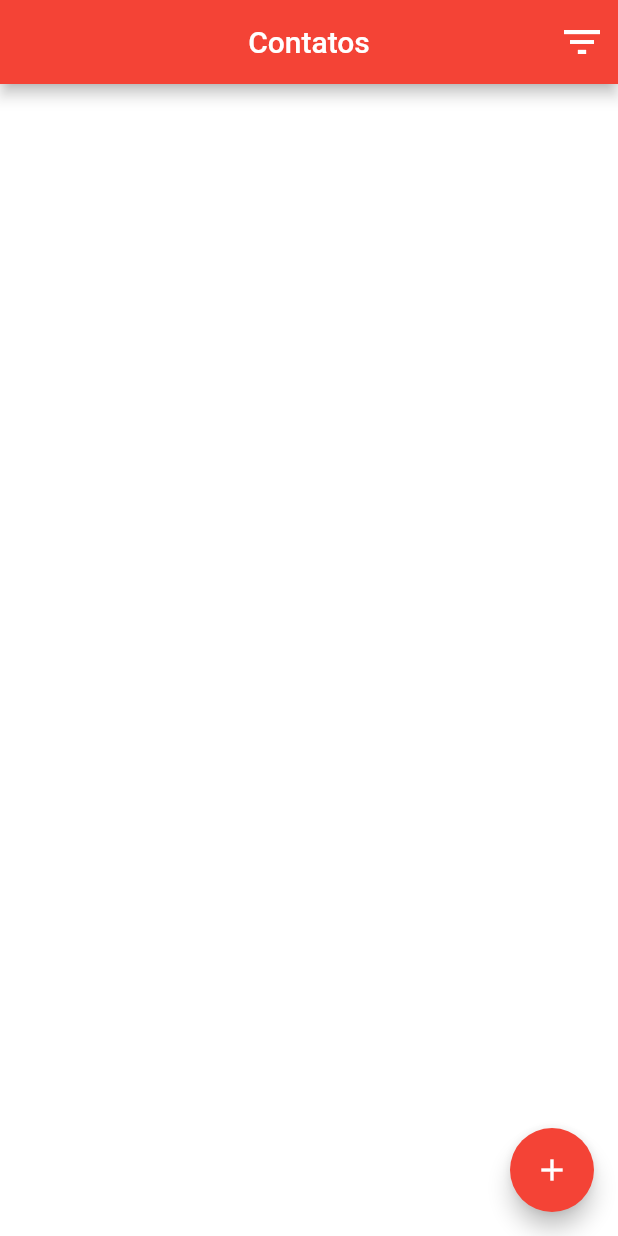
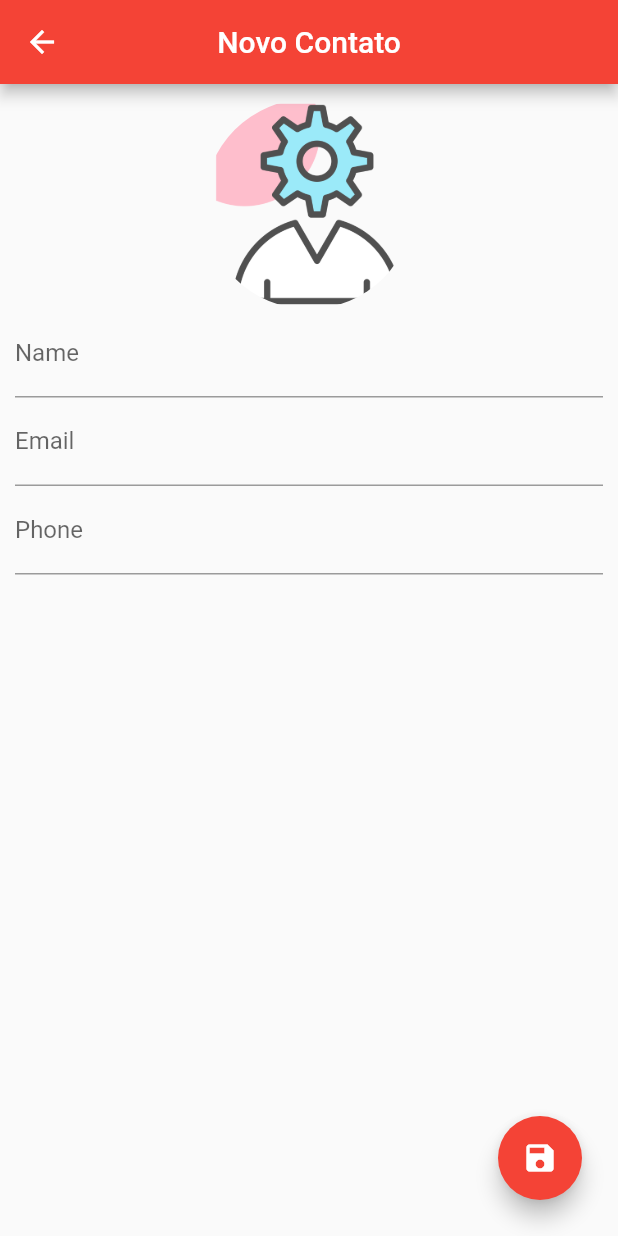
Before and after one commit to MuriloAlexSilva/lista_contatos, a Flutter app: the screen it shows after launch, after a tap on the "add" icon, on a phone screen of 412 x 824 dp. Run offline on Flutter 3.47's test engine with Material 2 defaults, Android fonts, the phone set to English and light mode, and no system bars; our stand-ins replace flutter_modular, sqflite; accounts and stored records are empty.

Commit message:
atualizando o app

```diff
--- a/lista_contatos/lib/app/app_module.dart
+++ b/lista_contatos/lib/app/app_module.dart
@@ -1,5 +1,5 @@
 import 'package:flutter_modular/flutter_modular.dart';
-
+import 'package:lista_contatos/app/modules/contact/contact_module.dart';
 import 'modules/home/home_module.dart';
 
 class AppModule extends Module {
@@ -9,6 +9,6 @@ class AppModule extends Module {
   @override
   final List<ModularRoute> routes = [
     ModuleRoute(Modular.initialRoute, module: HomeModule()),
+    ModuleRoute(Modular.initialRoute, module: ContactModule()),
   ];
-
 }
--- /dev/null
+++ b/lista_contatos/lib/app/modules/contact/contact_module.dart
@@ -0,0 +1,15 @@
+import 'package:flutter_modular/flutter_modular.dart';
+import 'contact_page.dart';
+
+class ContactModule extends Module {
+  @override
+  final List<Bind> binds = [];
+
+  @override
+  final List<ModularRoute> routes = [
+    ChildRoute('/contactPage',
+        child: (context, args) => ContactPage(
+              contact: args.data,
+            )),
+  ];
+}
--- /dev/null
+++ b/lista_contatos/lib/app/modules/contact/contact_page.dart
@@ -0,0 +1,118 @@
+import 'dart:io';
+
+import 'package:flutter/material.dart';
+import 'package:flutter_modular/flutter_modular.dart';
+import 'package:lista_contatos/app/database/contact_data.dart';
+
+class ContactPage extends StatefulWidget {
+  final Contact contact;
+
+  ContactPage({Key key, this.contact}) : super(key: key);
+
+  @override
+  _ContactPageState createState() => _ContactPageState();
+}
+
+class _ContactPageState extends State<ContactPage> {
+  Contact _editedContact;
+  bool _userEdited = false;
+  final TextEditingController _nameController = TextEditingController();
+  final TextEditingController _emailController = TextEditingController();
+  final TextEditingController _phoneController = TextEditingController();
+  final _nameFocus = FocusNode(); //Para criar um focus no nome
+
+  @override
+  void initState() {
+    super.initState();
+    if (widget.contact == null) {
+      //Para criar novos contatos
+      _editedContact = Contact();
+    } else {
+      //Para puxar os contatos para editar
+      _editedContact = Contact.fromMap(widget.contact.toMap());
+      _nameController.text =
+          _editedContact.name; //Para pegar o nome do contato para editar
+      _emailController.text =
+          _editedContact.email; //Para pegar o email do contato para editar
+      _phoneController.text =
+          _editedContact.phone; //Para pegar o phone do contato para editar
+    }
+  }
+
+  @override
+  Widget build(BuildContext context) {
+    return Scaffold(
+      appBar: AppBar(
+        title: Text(_editedContact.name ??
+            "Novo Contato"), //Isso seria para se possuir o contato ele envia o nome, senão coloca Novo Contato
+        centerTitle: true,
+        backgroundColor: Colors.red,
+      ),
+      body: SingleChildScrollView(
+        padding: EdgeInsets.all(10),
+        child: Column(
+          children: [
+            GestureDetector(
+              child: Container(
+                height: 140,
+                width: 140,
+                decoration: BoxDecoration(
+                  shape: BoxShape.circle,
+                  image: DecorationImage(
+                    image: _editedContact.image != null
+                        ? FileImage(File(_editedContact.image))
+                        : AssetImage("lib/app/images/person.png"),
+                  ),
+                ),
+              ),
+            ),
+            TextField(
+              controller: _nameController,
+              focusNode: _nameFocus, //Para controlar o foco neste textfield
+              decoration: InputDecoration(labelText: 'Name'),
+              keyboardType: TextInputType.name,
+              onChanged: (text) {
+                _userEdited = true;
+                setState(() {
+                  _editedContact.name = text;
+                });
+              },
+            ),
+            TextField(
+              controller: _emailController,
+              decoration: InputDecoration(labelText: 'Email'),
+              keyboardType: TextInputType.emailAddress,
+              onChanged: (text) {
+                _userEdited = true;
+                _editedContact.email = text;
+              },
+            ),
+            TextField(
+              controller: _phoneController,
+              decoration: InputDecoration(labelText: 'Phone'),
+              keyboardType: TextInputType.phone,
+              onChanged: (text) {
+                _userEdited = true;
+                _editedContact.phone = text;
+              },
+            ),
+          ],
+        ),
+      ),
+      floatingActionButton: Padding(
+        padding: const EdgeInsets.all(8.0),
+        child: FloatingActionButton(
+          onPressed: () {
+            if (_editedContact.name != null && _editedContact.name.isNotEmpty) {
+              Modular.to.pop(_editedContact);
+            } else {
+              FocusScope.of(context).requestFocus(_nameFocus);
+            }
+          },
+          child: Icon(Icons.save),
+          backgroundColor: Colors.red,
+        ),
+      ),
+    );
+  }
+}
--- a/lista_contatos/lib/app/modules/home/home_module.dart
+++ b/lista_contatos/lib/app/modules/home/home_module.dart
@@ -1,5 +1,6 @@
 import 'package:flutter_modular/flutter_modular.dart';
-
+import 'package:lista_contatos/app/database/contact_data.dart';
+import 'package:lista_contatos/app/modules/contact/contact_page.dart';
 import 'home_page.dart';
 
 class HomeModule extends Module {
@@ -9,5 +10,7 @@ class HomeModule extends Module {
   @override
   final List<ModularRoute> routes = [
     ChildRoute(Modular.initialRoute, child: (context, args) => HomePage()),
+    ChildRoute<Contact>('/contactPage',
+        child: (context, args) => ContactPage()),
   ];
 }
--- a/lista_contatos/lib/app/modules/home/home_page.dart
+++ b/lista_contatos/lib/app/modules/home/home_page.dart
@@ -1,6 +1,7 @@
 import 'dart:io';
 
 import 'package:flutter/material.dart';
+import 'package:flutter_modular/flutter_modular.dart';
 import 'package:lista_contatos/app/database/contact_data.dart';
 
 class HomePage extends StatefulWidget {
@@ -17,11 +18,7 @@ class _HomePageState extends State<HomePage> {
   @override
   void initState() {
     super.initState();
-    contactDatabase.getAllContacts().then((list) {
-      setState(() {
-        contacts = list;
-      });
-    });
+    _getAllContacts();
   }
 
   @override
@@ -52,7 +49,10 @@ class _HomePageState extends State<HomePage> {
       floatingActionButton: FloatingActionButton(
         backgroundColor: Colors.red,
         child: Icon(Icons.add),
-        onPressed: () {},
+        onPressed: () {
+          //Para criar novo contato
+          Modular.to.pushNamed('/contactPage');
+        },
       ),
     );
   }
@@ -104,6 +104,21 @@ class _HomePageState extends State<HomePage> {
           ),
         ),
       ),
+      onTap: () async {
+        //Para puxar os dados inseridos na tela
+        final recContact = await Modular.to
+            .pushNamed('/contactPage', arguments: contacts[index]);
+        await contactDatabase.updateContact(recContact);
+        _getAllContacts();
+      },
     );
   }
+
+  void _getAllContacts() {
+    contactDatabase.getAllContacts().then((list) {
+      setState(() {
+        contacts = list;
+      });
+    });
+  }
 }
```
